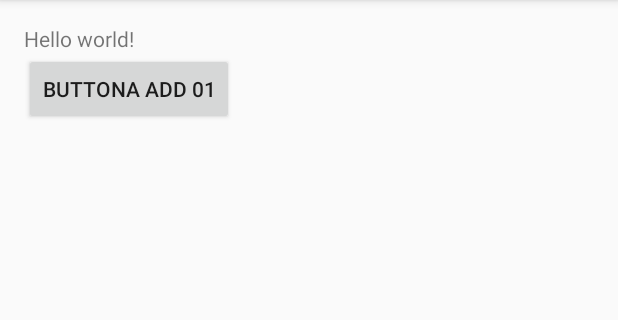
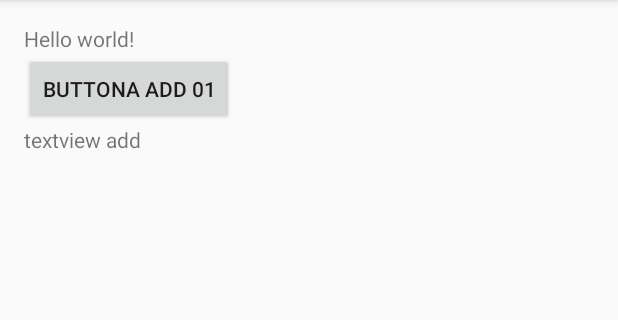
Before and after one commit to jonykorea/FirstApp, an Android app: the screen it shows after launch (MainActivity), on a phone screen of 412 x 824 dp, the part 84-404 px from its top. Run offline under Robolectric (Android 15) with nearby library versions, the phone set to English and light mode, and no system bars.

Commit message:
textview add

```diff
--- a/app/src/main/res/layout/activity_main.xml
+++ b/app/src/main/res/layout/activity_main.xml
@@ -14,4 +14,9 @@
         android:layout_height="wrap_content"
         android:text="buttona add 01"/>
 
+    <TextView
+        android:layout_width="wrap_content"
+        android:layout_height="wrap_content"
+        android:text="textview add"/>
+
 </LinearLayout>
```
